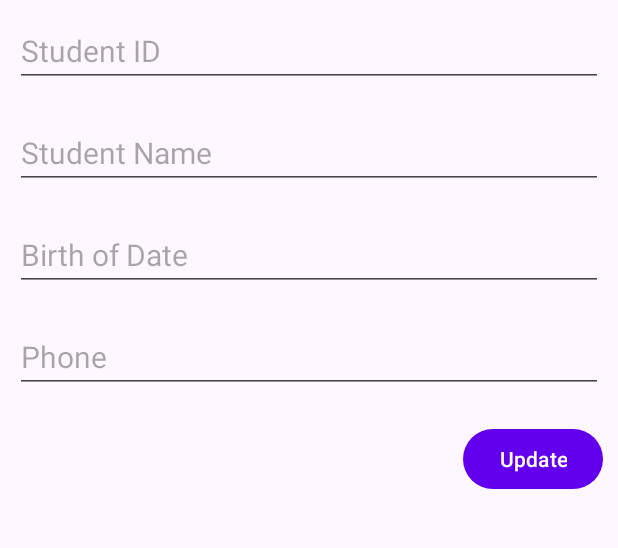
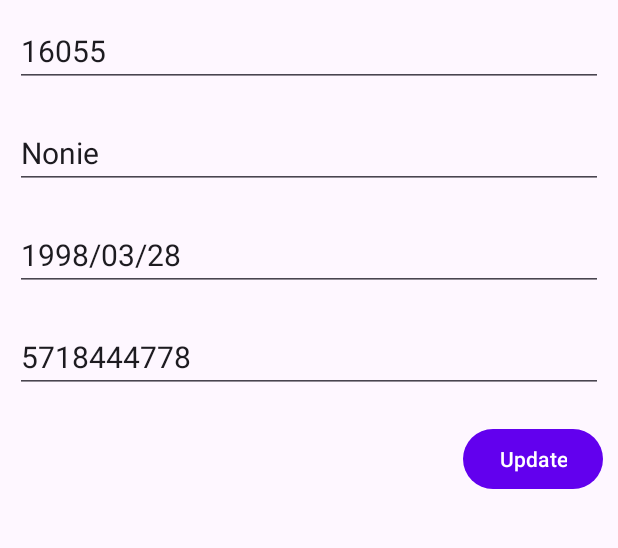
Before and after one commit to Gamaliel15/advNative160421086Week4, an Android app: the StudentDetailFragment screen opened through its navigation route, on a phone screen of 412 x 824 dp, the part 258-806 px from its top. Run offline under Robolectric (Android 15) with nearby library versions, the phone set to English and light mode, and no system bars; our stand-ins replace Volley; network calls fail.

Commit message:
init tugas n w5

```diff
--- a/app/build.gradle.kts
+++ b/app/build.gradle.kts
@@ -52,5 +52,8 @@ dependencies {
     androidTestImplementation("androidx.test.espresso:espresso-core:3.5.1")
     implementation("androidx.swiperefreshlayout:swiperefreshlayout:1.1.0")
     implementation("com.google.android.material:material:1.11.0-alpha03")
+    implementation("com.android.volley:volley:1.2.1")
+    implementation("com.google.code.gson:gson:2.10.1")
+
 
 }
--- a/app/src/main/AndroidManifest.xml
+++ b/app/src/main/AndroidManifest.xml
@@ -2,7 +2,10 @@
 <manifest xmlns:android="http://schemas.android.com/apk/res/android"
     xmlns:tools="http://schemas.android.com/tools">
 
+    <uses-permission android:name="android.permission.INTERNET"/>
+
     <application
+        android:usesCleartextTraffic="true"
         android:allowBackup="true"
         android:dataExtractionRules="@xml/data_extraction_rules"
         android:fullBackupContent="@xml/backup_rules"
--- a/app/src/main/java/com/gamaliel/advweek4160421086/model/Student.kt
+++ b/app/src/main/java/com/gamaliel/advweek4160421086/model/Student.kt
@@ -1,9 +1,15 @@
 package com.gamaliel.advweek4160421086.model
 
+import com.google.gson.annotations.SerializedName
+
 data class Student(
-    var id:String?,
-    var name:String?,
-    var dob:String?,
-    var phone:String?,
-    var photoUrl:String?
+    val id:String?,
+    @SerializedName("student_name")
+    val name:String?,
+    @SerializedName("birth_of_date")
+    val bod:String?,
+    val phone:String?,
+    @SerializedName("photo_url")
+    val photoUrl:String
+
 )
--- a/app/src/main/java/com/gamaliel/advweek4160421086/view/StudentDetailFragment.kt
+++ b/app/src/main/java/com/gamaliel/advweek4160421086/view/StudentDetailFragment.kt
@@ -5,13 +5,18 @@ import androidx.fragment.app.Fragment
 import android.view.LayoutInflater
 import android.view.View
 import android.view.ViewGroup
+import androidx.lifecycle.Observer
+import androidx.lifecycle.ViewModelProvider
 import com.gamaliel.advweek4160421086.R
 import com.gamaliel.advweek4160421086.databinding.FragmentStudentDetailBinding
+import com.gamaliel.advweek4160421086.viewmodel.DetailViewModel
+import com.gamaliel.advweek4160421086.viewmodel.ListViewModel
 
 
 class StudentDetailFragment : Fragment() {
 
     private lateinit var binding: FragmentStudentDetailBinding
+    private lateinit var viewModel: DetailViewModel
 
     override fun onCreateView(
         inflater: LayoutInflater, container: ViewGroup?,
@@ -23,6 +28,22 @@ class StudentDetailFragment : Fragment() {
 
     override fun onViewCreated(view: View, savedInstanceState: Bundle?) {
         super.onViewCreated(view, savedInstanceState)
+
+        viewModel = ViewModelProvider(this).get(DetailViewModel::class.java)
+        viewModel.fetch()
+
+        observeViewModel()
+    }
+
+    private fun observeViewModel() {
+        viewModel.studentLD.observe(viewLifecycleOwner, Observer { student ->
+            // Update UI with student details
+            binding.txtID.setText(student.id ?: "")
+            binding.txtName.setText(student.name ?: "")
+            binding.txtBod.setText(student.bod ?: "")
+            binding.txtPhone.setText(student.phone ?: "")
+            // You can ignore the button update as per the hint
+        })
     }
 
 
--- a/app/src/main/java/com/gamaliel/advweek4160421086/view/StudentListFragment.kt
+++ b/app/src/main/java/com/gamaliel/advweek4160421086/view/StudentListFragment.kt
@@ -1,5 +1,6 @@
 package com.gamaliel.advweek4160421086.view
 
+import android.opengl.Visibility
 import android.os.Bundle
 import androidx.fragment.app.Fragment
 import android.view.LayoutInflater
@@ -38,6 +39,14 @@ class StudentListFragment : Fragment() {
         binding.recView.adapter = studentListAdapter
 
         observeViewModel()
+
+        binding.refreshLayout.setOnRefreshListener {
+            viewModel.refresh()
+            binding.recView.visibility = View.GONE
+            binding.txtError.visibility = View.GONE
+            binding.progressLoad.visibility = View.VISIBLE
+            binding.refreshLayout.isRefreshing = false
+        }
     }
 
     fun observeViewModel(){
--- /dev/null
+++ b/app/src/main/java/com/gamaliel/advweek4160421086/viewmodel/DetailViewModel.kt
@@ -0,0 +1,16 @@
+package com.gamaliel.advweek4160421086.viewmodel
+
+import androidx.lifecycle.MutableLiveData
+import androidx.lifecycle.ViewModel
+import com.gamaliel.advweek4160421086.model.Student
+
+class DetailViewModel:ViewModel() {
+    val studentLD = MutableLiveData<Student>()
+
+    fun fetch() {
+        val student1 = Student("16055","Nonie","1998/03/28","5718444778",
+            "http://dummyimage.com/75x100.jpg/cc0000/ffffff")
+        studentLD.value = student1
+    }
+
+}
--- a/app/src/main/java/com/gamaliel/advweek4160421086/viewmodel/ListViewModel.kt
+++ b/app/src/main/java/com/gamaliel/advweek4160421086/viewmodel/ListViewModel.kt
@@ -1,26 +1,59 @@
 package com.gamaliel.advweek4160421086.viewmodel
 
+import android.app.Application
+import android.util.Log
+import androidx.lifecycle.AndroidViewModel
 import androidx.lifecycle.MutableLiveData
 import androidx.lifecycle.ViewModel
+import com.android.volley.Request
+import com.android.volley.RequestQueue
+import com.android.volley.VolleyError
+import com.android.volley.toolbox.StringRequest
+import com.android.volley.toolbox.Volley
 import com.gamaliel.advweek4160421086.model.Student
+import com.google.gson.Gson
+import com.google.gson.reflect.TypeToken
 
-class ListViewModel:ViewModel() {
+class ListViewModel(application: Application):AndroidViewModel(application) {
     val studentsLD = MutableLiveData<ArrayList<Student>>()
     val loadingLD = MutableLiveData<Boolean>()
     val studentLoadErrorLD = MutableLiveData<Boolean>()
 
+    val TAG = "volleyTag"
+    private var queue:RequestQueue ?= null
+
+
     fun refresh(){
-        studentsLD.value = arrayListOf(
-            Student("16055","Nonie","1998/03/28","5718444778","http://dummyimage.com/75x100" +
-                    ".jpg/cc0000/ffffff"),
-            Student("13312","Rich","1994/12/14","3925444073","http://dummyimage.com/75x100" +
-                    ".jpg/5fa2dd/ffffff"),
-            Student("11204","Dinny","1994/10/07","6827808747",
-                "http://dummyimage.com/75x100.jpg/5fa2dd/ffffff1")
-        )
 
         studentLoadErrorLD.value = false
-        loadingLD.value = false
+        loadingLD.value = true
+
+        queue = Volley.newRequestQueue(getApplication())
+        val url = "http://adv.jitusolution.com/student.php"
+
+        val stringRequest = StringRequest(Request.Method.GET,
+            url,
+            {
+                loadingLD.value = false
+                Log.d("show_volley", it)
+
+                val sType = object : TypeToken<List<Student>>() { }.type
+                val result = Gson().fromJson<List<Student>>(it, sType)
+                studentsLD.value = result as ArrayList<Student>?
+
+            },
+            {
+                loadingLD.value = false
+                Log.e("show_volley", it.toString())
+            }
+        )
+        stringRequest.tag = TAG
+        queue?.add(stringRequest)
 
     }
+
+    override fun onCleared() {
+        super.onCleared()
+        queue?.cancelAll(TAG)
+    }
 }
--- a/app/src/main/res/layout/fragment_student_list.xml
+++ b/app/src/main/res/layout/fragment_student_list.xml
@@ -5,7 +5,9 @@
     android:layout_width="match_parent"
     android:layout_height="match_parent"
     tools:context=".view.StudentListFragment">
+
     <androidx.swiperefreshlayout.widget.SwipeRefreshLayout
+        android:id="@+id/refreshLayout"
         android:layout_width="match_parent"
         android:layout_height="match_parent"
         tools:context=".view.StudentListFragment">
```
Lines whose indentation alone changed are shown as unchanged.
